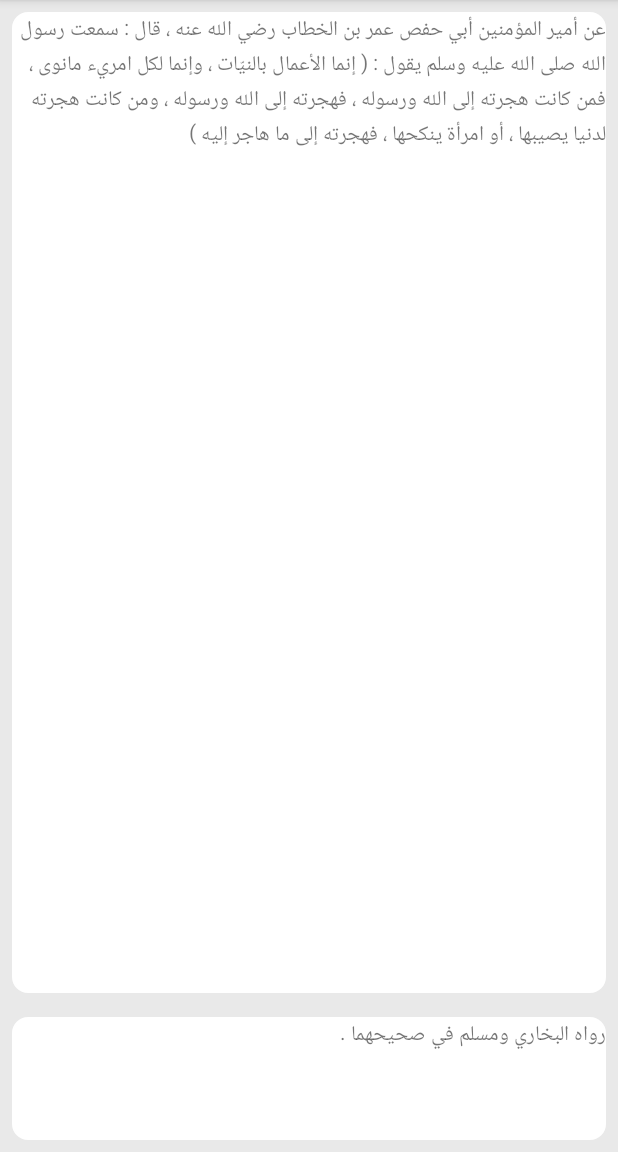
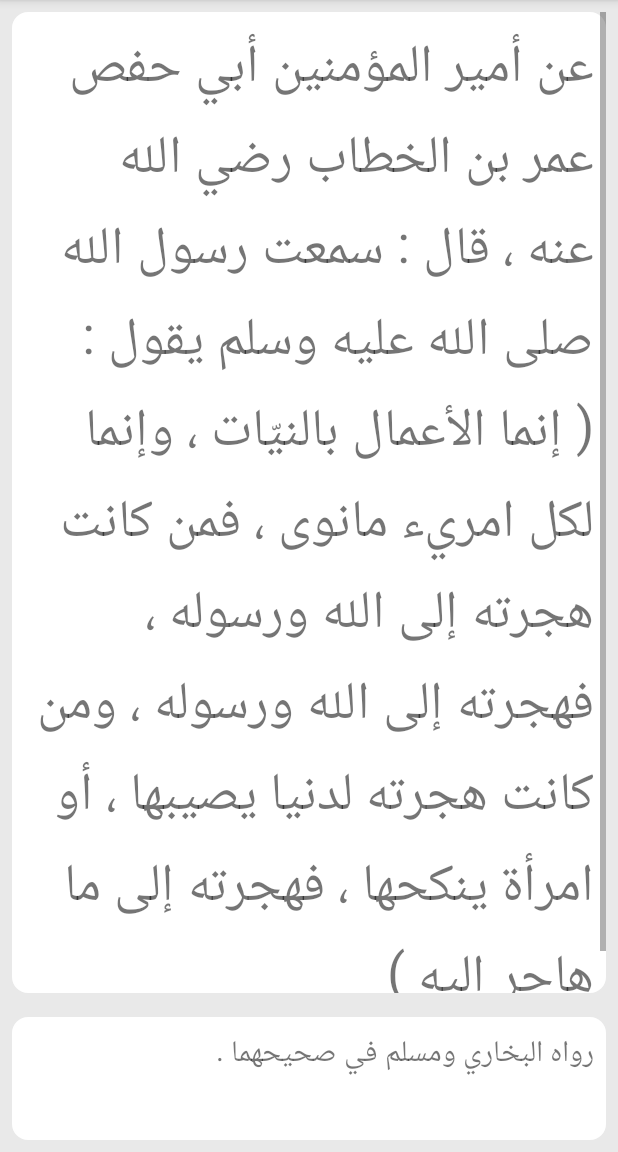
Before and after one commit to AbdoTareq/AzkarMuslim, an Android app: the HadethActivity screen opened directly, with no data from a screen before it, on a phone screen of 412 x 824 dp, the part 84-1236 px from its top. Run offline under Robolectric (Android 15) with nearby library versions, the phone set to English and light mode, and no system bars.

Commit message:
Reduce app size & enlarge Azkar & Ahadeth text size

```diff
--- a/app/src/main/res/layout/activity_hadeth.xml
+++ b/app/src/main/res/layout/activity_hadeth.xml
@@ -27,6 +27,8 @@
 
                 <TextView
                     android:id="@+id/hadeth_text"
+                    android:textSize="35sp"
+                    android:padding="8dp"
                     android:layout_width="match_parent"
                     android:layout_height="wrap_content" />
 
@@ -47,6 +49,8 @@
 
                 <TextView
                     android:id="@+id/hadeth_teller"
+                    android:textSize="20sp"
+                    android:padding="8dp"
                     android:layout_width="match_parent"
                     android:layout_height="wrap_content" />
 
--- a/app/src/main/res/layout/fragment_doaa.xml
+++ b/app/src/main/res/layout/fragment_doaa.xml
@@ -27,6 +27,8 @@
 
                 <TextView
                     android:id="@+id/doaa_text"
+                    android:textSize="35sp"
+                    android:padding="8dp"
                     android:layout_width="match_parent"
                     android:layout_height="wrap_content" />
 
@@ -47,6 +49,8 @@
 
                 <TextView
                     android:id="@+id/doaa_teller"
+                    android:padding="8dp"
+                    android:textSize="15sp"
                     android:layout_width="match_parent"
                     android:layout_height="wrap_content" />
 
```
Also changed, not shown: app/build.gradle (+10 -2 lines).
